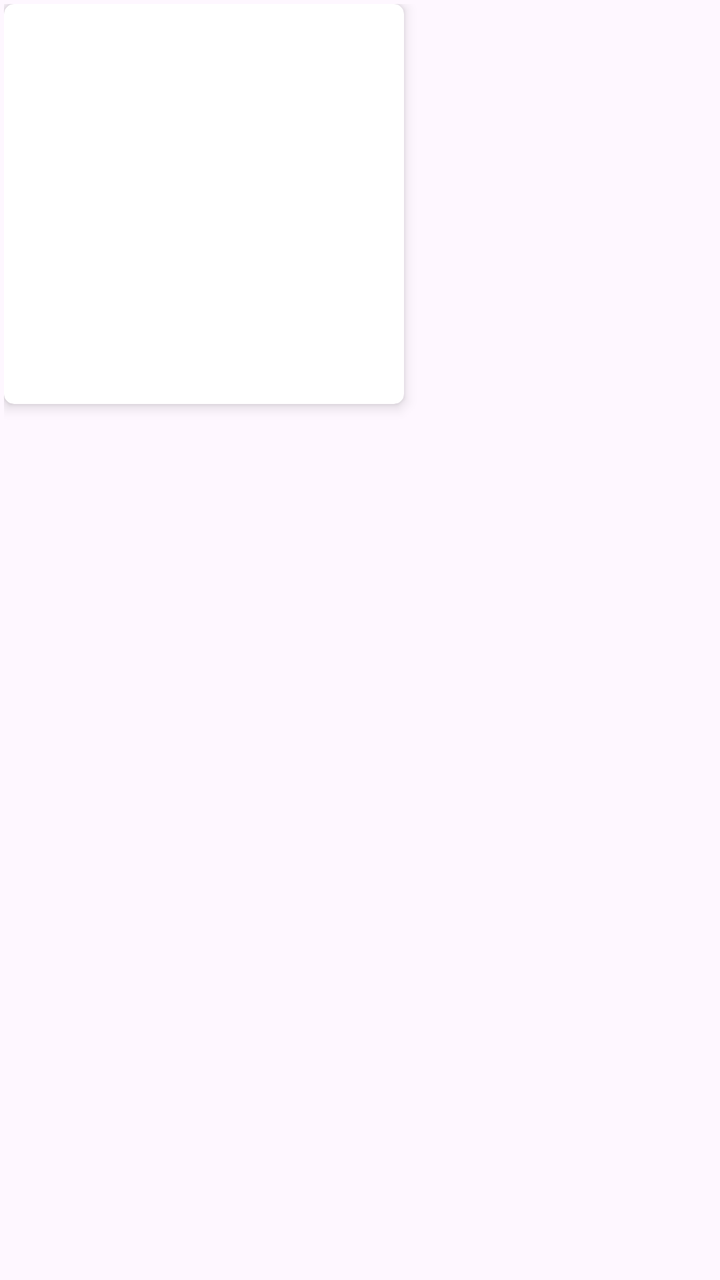
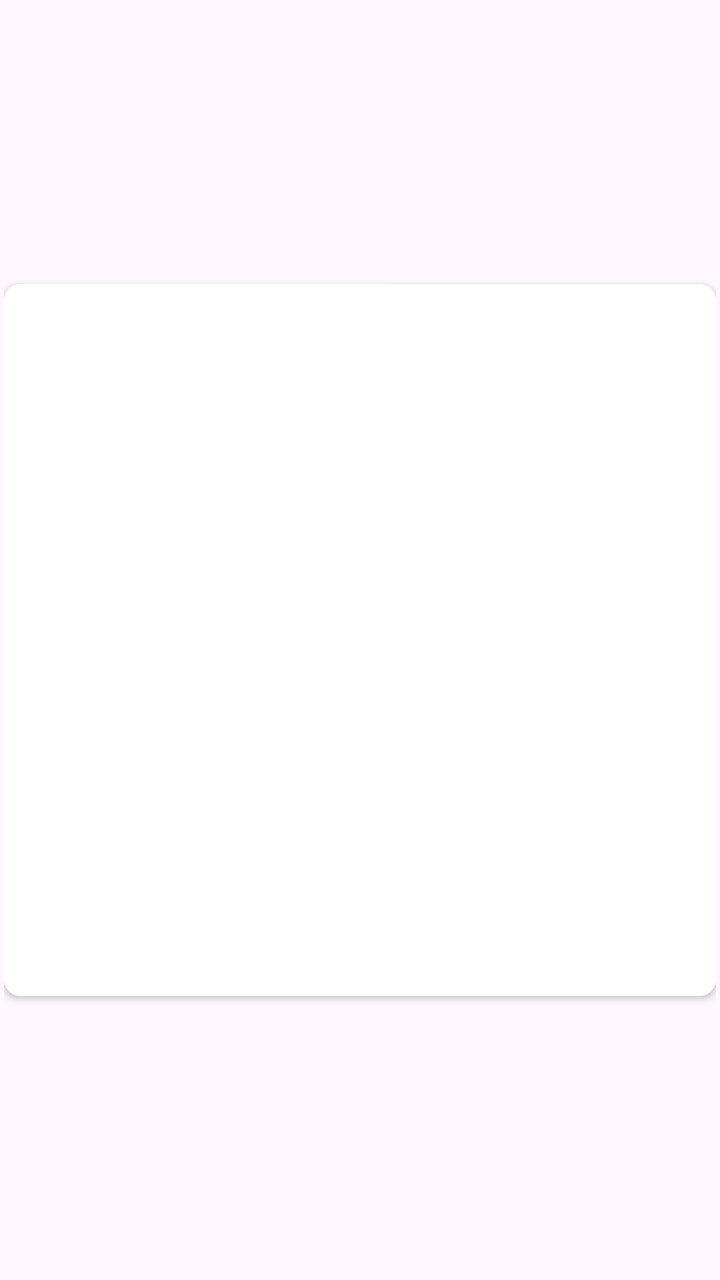

The first picture is an Android layout as it rendered before a commit; the second is the same layout after the commit. The layout source and the unified diff follow.
<!-- AndroidManifest.xml: application theme Theme.MultimediaHub -->
<!-- res/layout/item_image.xml -->
<?xml version="1.0" encoding="utf-8"?>
<LinearLayout xmlns:android="http://schemas.android.com/apk/res/android"
    android:layout_width="match_parent"
    android:layout_height="wrap_content"
    xmlns:app="http://schemas.android.com/apk/res-auto"
    android:paddingStart="2dp"
    android:paddingEnd="2dp"
    android:paddingTop="2dp"
    android:paddingBottom="2dp">
    <androidx.cardview.widget.CardView
        android:layout_width="200dp"
        android:layout_height="200dp"
        app:cardElevation="4dp"
        app:cardCornerRadius="5dp">

        <ImageView
            android:layout_width="match_parent"
            android:layout_height="match_parent"
            android:scaleType="centerCrop"
            android:src="@mipmap/ic_launcher"
            android:id="@+id/imageView">

        </ImageView>

    </androidx.cardview.widget.CardView>
</LinearLayout>
<!-- resources referenced by this layout -->
<resources>
  <!-- mipmap ic_launcher (mipmap-anydpi-v26) -->
  <?xml version="1.0" encoding="utf-8"?>
  <adaptive-icon xmlns:android="http://schemas.android.com/apk/res/android">
      <background android:drawable="@color/ic_launcher_background"/>
      <foreground android:drawable="@mipmap/ic_launcher_foreground"/>
  </adaptive-icon>
  <style name="Theme.MultimediaHub" parent="Base.Theme.MultimediaHub" />
  <color name="ic_launcher_background">#FFFFFF</color>
  <style name="Base.Theme.MultimediaHub" parent="Theme.Material3.DayNight.NoActionBar">
          
          
      </style>
</resources>

<!-- the commit's change to res/layout/item_image.xml (unified diff, before → after) -->
@@ -1,26 +1,27 @@
 <?xml version="1.0" encoding="utf-8"?>
-<LinearLayout xmlns:android="http://schemas.android.com/apk/res/android"
+<androidx.constraintlayout.widget.ConstraintLayout xmlns:android="http://schemas.android.com/apk/res/android"
+    xmlns:app="http://schemas.android.com/apk/res-auto"
     android:layout_width="match_parent"
     android:layout_height="wrap_content"
-    xmlns:app="http://schemas.android.com/apk/res-auto"
-    android:paddingStart="2dp"
-    android:paddingEnd="2dp"
-    android:paddingTop="2dp"
-    android:paddingBottom="2dp">
+    android:padding="2dp">
+
     <androidx.cardview.widget.CardView
-        android:layout_width="200dp"
-        android:layout_height="200dp"
-        app:cardElevation="4dp"
-        app:cardCornerRadius="5dp">
+        android:layout_width="0dp"
+        android:layout_height="0dp"
+        app:cardElevation="2dp"
+        app:cardCornerRadius="8dp"
+        app:layout_constraintTop_toTopOf="parent"
+        app:layout_constraintBottom_toBottomOf="parent"
+        app:layout_constraintStart_toStartOf="parent"
+        app:layout_constraintEnd_toEndOf="parent"
+        app:layout_constraintDimensionRatio="1:1">
 
         <ImageView
+            android:id="@+id/imageView"
             android:layout_width="match_parent"
             android:layout_height="match_parent"
-            android:scaleType="centerCrop"
-            android:src="@mipmap/ic_launcher"
-            android:id="@+id/imageView">
-
-        </ImageView>
+            android:scaleType="centerCrop" />
 
     </androidx.cardview.widget.CardView>
-</LinearLayout>
+
+</androidx.constraintlayout.widget.ConstraintLayout>
<!-- resource entries referenced after the edit -->
@@ -1,13 +1,6 @@
 <!-- resources referenced by this layout -->
 <resources>
-  <!-- mipmap ic_launcher (mipmap-anydpi-v26) -->
-  <?xml version="1.0" encoding="utf-8"?>
-  <adaptive-icon xmlns:android="http://schemas.android.com/apk/res/android">
-      <background android:drawable="@color/ic_launcher_background"/>
-      <foreground android:drawable="@mipmap/ic_launcher_foreground"/>
-  </adaptive-icon>
   <style name="Theme.MultimediaHub" parent="Base.Theme.MultimediaHub" />
-  <color name="ic_launcher_background">#FFFFFF</color>
   <style name="Base.Theme.MultimediaHub" parent="Theme.Material3.DayNight.NoActionBar">
           
           
